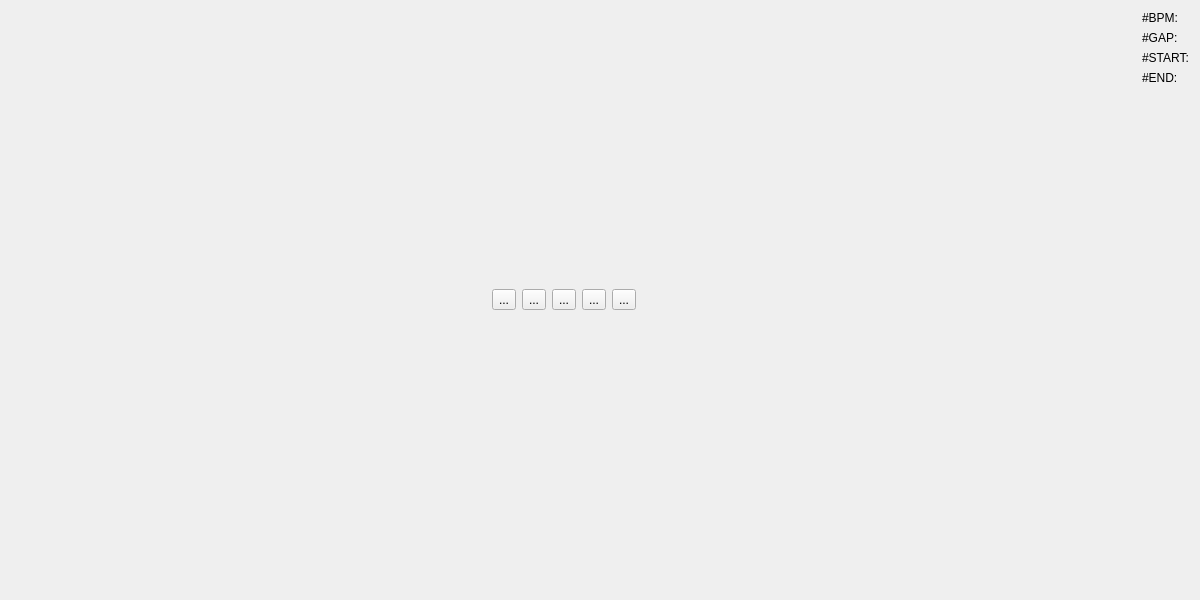
bohning/usdb_syncer, file src/usdb_syncer/gui/forms/PreviewDialog.ui: the form before one commit.
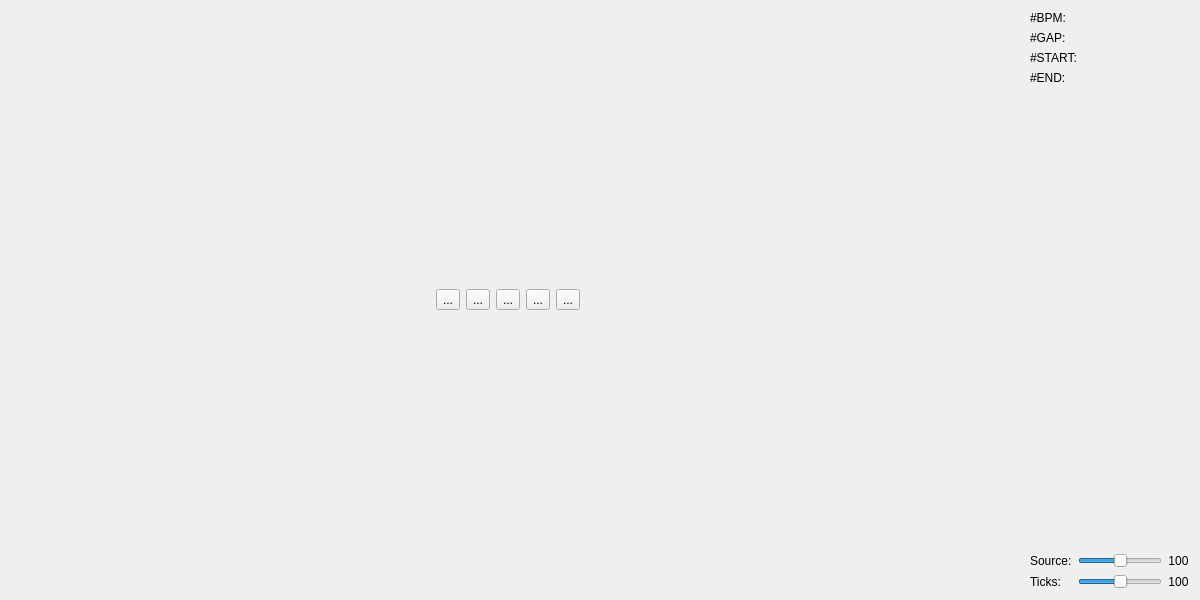
The form after the commit. Icons and pictures are not drawn.

Commit message: Add sliders to control volume

```diff
--- a/src/usdb_syncer/gui/forms/PreviewDialog.ui
+++ b/src/usdb_syncer/gui/forms/PreviewDialog.ui
@@ -195,6 +195,94 @@
        </property>
       </spacer>
      </item>
+     <item>
+      <layout class="QGridLayout" name="gridLayout">
+       <item row="1" column="1">
+        <widget class="QSlider" name="slider_ticks">
+         <property name="sizePolicy">
+          <sizepolicy hsizetype="Minimum" vsizetype="Fixed">
+           <horstretch>0</horstretch>
+           <verstretch>0</verstretch>
+          </sizepolicy>
+         </property>
+         <property name="maximum">
+          <number>20</number>
+         </property>
+         <property name="singleStep">
+          <number>1</number>
+         </property>
+         <property name="pageStep">
+          <number>1</number>
+         </property>
+         <property name="value">
+          <number>10</number>
+         </property>
+         <property name="orientation">
+          <enum>Qt::Orientation::Horizontal</enum>
+         </property>
+        </widget>
+       </item>
+       <item row="0" column="1">
+        <widget class="QSlider" name="slider_source">
+         <property name="sizePolicy">
+          <sizepolicy hsizetype="Minimum" vsizetype="Fixed">
+           <horstretch>0</horstretch>
+           <verstretch>0</verstretch>
+          </sizepolicy>
+         </property>
+         <property name="maximum">
+          <number>20</number>
+         </property>
+         <property name="singleStep">
+          <number>1</number>
+         </property>
+         <property name="pageStep">
+          <number>1</number>
+         </property>
+         <property name="value">
+          <number>10</number>
+         </property>
+         <property name="orientation">
+          <enum>Qt::Orientation::Horizontal</enum>
+         </property>
+        </widget>
+       </item>
+       <item row="1" column="0">
+        <widget class="QLabel" name="label_2">
+         <property name="text">
+          <string>Ticks:</string>
+         </property>
+        </widget>
+       </item>
+       <item row="0" column="0">
+        <widget class="QLabel" name="label">
+         <property name="text">
+          <string>Source:</string>
+         </property>
+        </widget>
+       </item>
+       <item row="0" column="2">
+        <widget class="QLabel" name="label_source_volume">
+         <property name="text">
+          <string>100</string>
+         </property>
+         <property name="alignment">
+          <set>Qt::AlignmentFlag::AlignCenter</set>
+         </property>
+        </widget>
+       </item>
+       <item row="1" column="2">
+        <widget class="QLabel" name="label_ticks_volume">
+         <property name="text">
+          <string>100</string>
+         </property>
+         <property name="alignment">
+          <set>Qt::AlignmentFlag::AlignCenter</set>
+         </property>
+        </widget>
+       </item>
+      </layout>
+     </item>
     </layout>
    </item>
   </layout>
```
The commit also changes 2 other files.
